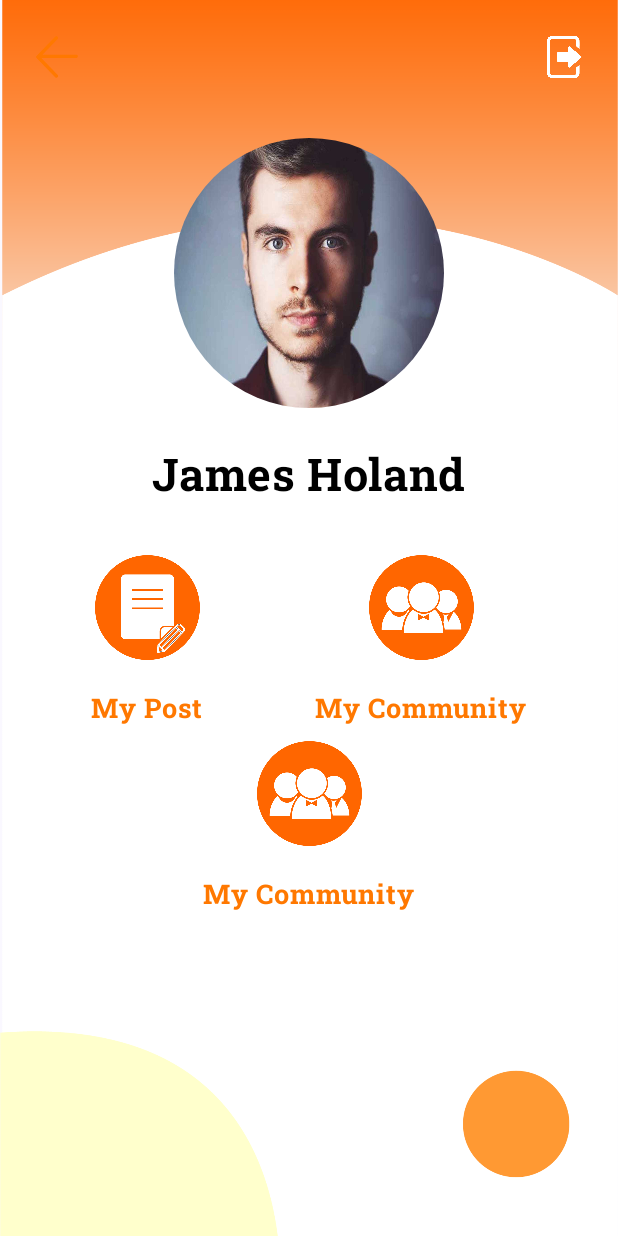
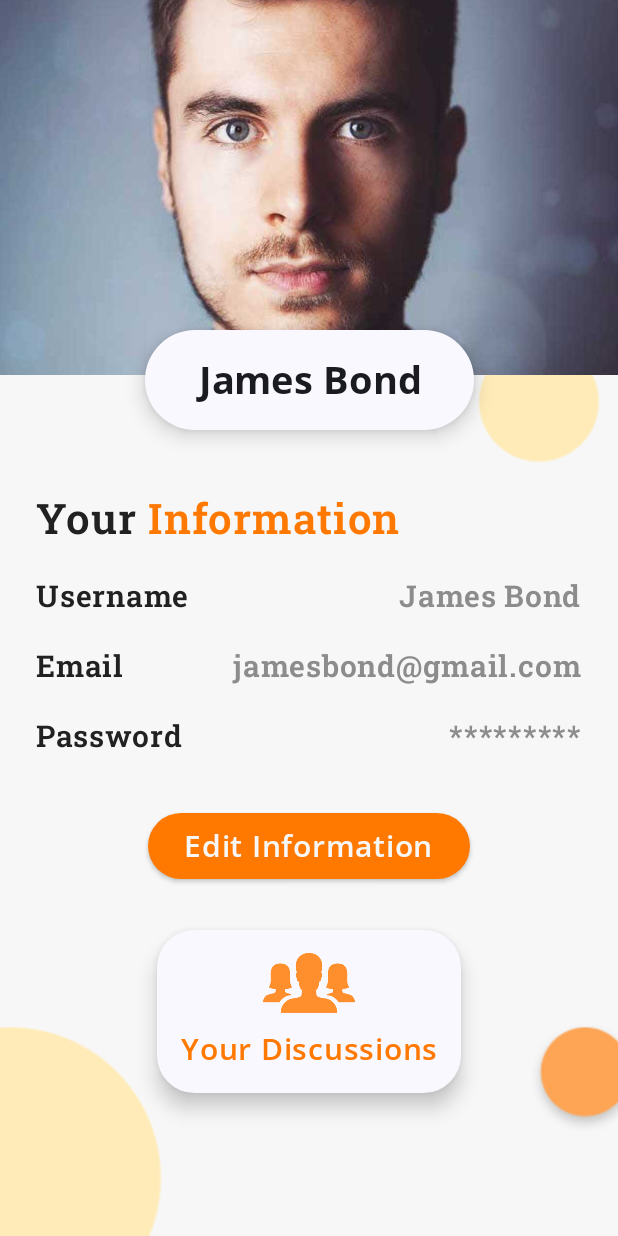
Before and after one commit to shypotatosage/Talknity, an Android app built with Jetpack Compose: the ProfileActivity screen opened directly, with no data from a screen before it, on a phone screen of 412 x 824 dp. Run offline under Robolectric (Android 15) with nearby library versions, the phone set to English and light mode, and no system bars; our stand-ins replace accompanist.

Commit message:
Profile Picture

```diff
--- a/app/src/main/java/com/imtuc/talknity/components/Cards.kt
+++ b/app/src/main/java/com/imtuc/talknity/components/Cards.kt
@@ -18,7 +18,7 @@
 import com.imtuc.talknity.R
 import com.imtuc.talknity.model.CommunityCategory
 
-@Preview(showBackground = true, showSystemUi = true)
+
 @Composable
 fun CommunityCategoryCard() {
     Surface(
@@ -52,3 +52,37 @@
         }
     }
 }
+@Preview(showBackground = true, showSystemUi = true)
+@Composable
+fun DiscussionCard() {
+    Surface(
+        shape = RoundedCornerShape(16.dp),
+        shadowElevation = 8.dp,
+        modifier = Modifier
+            .wrapContentSize(align = Alignment.Center)
+            .padding(0.dp, 16.dp)
+    ) {
+        Column(
+            horizontalAlignment = Alignment.CenterHorizontally,
+            modifier = Modifier
+                .fillMaxWidth(0.8f)
+                .height(150.dp),
+            verticalArrangement = Arrangement.Center
+        ) {
+            Image(
+                painter = painterResource(id = R.drawable.ownedcommunity),
+                contentDescription = "Back",
+                modifier = Modifier
+                    .height(40.dp)
+            )
+            Text(
+                text = "All Categories",
+                textAlign = TextAlign.Center,
+                fontSize = 20.sp,
+                fontFamily = FontFamily(Font(R.font.opensans_semibold)),
+                modifier = Modifier
+                    .padding(12.dp, 16.dp, 12.dp, 0.dp)
+            )
+        }
+    }
+}
--- a/app/src/main/java/com/imtuc/talknity/view/ProfileActivity.kt
+++ b/app/src/main/java/com/imtuc/talknity/view/ProfileActivity.kt
@@ -1,5 +1,6 @@
 package com.imtuc.talknity.view
 
+import android.content.Intent
 import android.os.Bundle
 import android.text.style.UnderlineSpan
 import androidx.activity.ComponentActivity
@@ -50,6 +51,7 @@
 import androidx.compose.ui.text.input.KeyboardType
 import androidx.compose.ui.text.input.PasswordVisualTransformation
 import androidx.compose.ui.text.input.VisualTransformation
+import androidx.compose.ui.text.style.TextAlign
 
 class ProfileActivity : ComponentActivity() {
     override fun onCreate(savedInstanceState: Bundle?) {
@@ -81,123 +83,186 @@
         Column(
             modifier = Modifier
                 .paint(
-                    painter = painterResource(id = R.drawable.profilebackground),
+                    painter = painterResource(id = R.drawable.bg1),
                     contentScale = ContentScale.Crop
                 )
                 .fillMaxSize()
                 .statusBarsPadding()
                 .navigationBarsWithImePadding()
                 .verticalScroll(rememberScrollState()),
-        ) {
-            Row(
-                modifier = Modifier
-                    .fillMaxWidth()
-                    .padding(24.dp, 24.dp, 24.dp, 0.dp),
-                verticalAlignment = Alignment.CenterVertically,
-                horizontalArrangement = Arrangement.SpaceBetween
-            ) {
-                Image(
-                    painter = painterResource(id = com.imtuc.talknity.R.drawable.arrow_back),
-                    contentDescription = "Back",
-                    modifier = Modifier
-                        .height(28.dp)
-                )
-                Image(
-                    painter = painterResource(id = com.imtuc.talknity.R.drawable.logouticon),
-                    contentDescription = "Back",
-                    modifier = Modifier
-                        .height(28.dp)
-                )
-            }
+            horizontalAlignment = Alignment.CenterHorizontally
+        )
+        {
             Column(
                 modifier = Modifier
-                    .fillMaxSize(),
-                horizontalAlignment = Alignment.CenterHorizontally,
+                    .padding(0.dp, 0.dp, 0.dp, 0.dp)
+                    .fillMaxWidth()
+                    .height(250.dp)
             ) {
                 Image(
                     painter = painterResource(id = R.drawable.dummypict),
                     contentDescription = "Back",
-                    contentScale = ContentScale.FillBounds,
-                    modifier = Modifier
-                        .padding(0.dp, 40.dp, 0.dp, 0.dp)
-                        .size(180.dp)
-                        .clip(CircleShape)
+                    contentScale = ContentScale.Crop,
                 )
-                Text(
-                    text = "James Holand",
-                    fontFamily = FontFamily(Font(R.font.robotoslab_bold)),
-                    fontSize = 30.sp,
-                    color = Color.Black,
-                    modifier = Modifier
-                        .padding(0.dp, 24.dp, 0.dp, 0.dp)
-                )
+            }
+
+            Surface(
+                shape = RoundedCornerShape(50.dp),
+                shadowElevation = 8.dp,
+                modifier = Modifier
+                    .wrapContentSize(align = Alignment.Center)
+                    .offset(0.dp, -30.dp)
+                    .padding(40.dp, 0.dp)
+            ) {
+                Column(
+                    horizontalAlignment = Alignment.CenterHorizontally,
+                    verticalArrangement = Arrangement.Center,
+                ) {
+                    Text(
+                        text = "James Bond",
+                        textAlign = TextAlign.Center,
+                        fontSize = 25.sp,
+                        fontFamily = FontFamily(Font(R.font.opensans_bold)),
+                        modifier = Modifier
+                            .padding(35.dp, 16.dp)
+                    )
+                }
+            }
+            Column(
+                modifier = Modifier
+                    .padding(24.dp, 10.dp, 0.dp, 0.dp)
+                    .fillMaxWidth(),
+                horizontalAlignment = Alignment.Start
+            ) {
+                Row() {
+                    Text(
+                        text = "Your ",
+                        fontFamily = FontFamily(Font(R.font.robotoslab_semibold)),
+                        fontSize = 28.sp,
+                        color = SoftBlack
+                    )
+                    Text(
+                        text = "Information",
+                        fontFamily = FontFamily(Font(R.font.robotoslab_semibold)),
+                        fontSize = 28.sp,
+                        color = Orange500
+                    )
+                }
+            }
+            Column(
+                modifier = Modifier
+                    .padding(24.dp, 0.dp)
+                    .fillMaxWidth(),
+            ) {
                 Row(
                     modifier = Modifier
-                        .fillMaxWidth()
-                        .padding(24.dp, 24.dp, 24.dp, 0.dp),
-                    verticalAlignment = Alignment.CenterVertically,
-                    horizontalArrangement = Arrangement.SpaceAround
+                        .padding(0.dp, 20.dp, 0.dp, 0.dp)
+                        .fillMaxWidth(),
+                    horizontalArrangement = Arrangement.SpaceBetween
                 ) {
-                    Column(
+                    Text(
+                        text = "Username ",
+                        fontFamily = FontFamily(Font(R.font.robotoslab_semibold)),
+                        fontSize = 20.sp,
+                        color = SoftBlack
+                    )
+                    Text(
+                        text = "James Bond",
+                        fontFamily = FontFamily(Font(R.font.robotoslab_semibold)),
+                        fontSize = 20.sp,
+                        color = Gray300
+                    )
+                }
+                Row(
+                    modifier = Modifier
+                        .padding(0.dp, 20.dp, 0.dp, 0.dp)
+                        .fillMaxWidth(),
+                    horizontalArrangement = Arrangement.SpaceBetween
+                ) {
+                    Text(
+                        text = "Email ",
+                        fontFamily = FontFamily(Font(R.font.robotoslab_semibold)),
+                        fontSize = 20.sp,
+                        color = SoftBlack
+                    )
+                    Text(
+                        text = "jamesbond@gmail.com",
+                        fontFamily = FontFamily(Font(R.font.robotoslab_semibold)),
+                        fontSize = 20.sp,
+                        color = Gray300
+                    )
+                }
+                Row(
+                    modifier = Modifier
+                        .padding(0.dp, 20.dp, 0.dp, 0.dp)
+                        .fillMaxWidth(),
+                    horizontalArrangement = Arrangement.SpaceBetween
+                ) {
+                    Text(
+                        text = "Password",
+                        fontFamily = FontFamily(Font(R.font.robotoslab_semibold)),
+                        fontSize = 20.sp,
+                        color = SoftBlack
+                    )
+                    Text(
+                        text = "*********",
+                        fontFamily = FontFamily(Font(R.font.robotoslab_semibold)),
+                        fontSize = 20.sp,
+                        color = Gray300
+                    )
+                }
+            }
+            Column(
+                horizontalAlignment = Alignment.CenterHorizontally,
+                modifier = Modifier
+                    .fillMaxWidth()
+                    .padding(0.dp, 36.dp, 0.dp, 0.dp)
+            ) {
+                Button(
+                    onClick = {
+                        context.startActivity(Intent(context, LoginActivity::class.java))
+                    },
+                    modifier = Modifier
+                        .padding(8.dp, 0.dp),
+                    shape = RoundedCornerShape(50.dp),
+                    colors = ButtonDefaults.buttonColors(backgroundColor = Orange500)
+                ) {
+                    Text(
                         modifier = Modifier
-                            .padding(0.dp, 10.dp, 0.dp, 0.dp),
-                        horizontalAlignment = Alignment.CenterHorizontally,
-                    ) {
-                        Image(
-                            painter = painterResource(id = com.imtuc.talknity.R.drawable.posticon),
-                            contentDescription = "Back",
-                            modifier = Modifier
-                                .size(70.dp)
-                        )
-                        Text(
-                            text = "My Post",
-                            fontFamily = FontFamily(Font(R.font.robotoslab_bold)),
-                            fontSize = 18.sp,
-                            color = Orange500,
-                            modifier = Modifier
-                                .padding(0.dp, 20.dp, 0.dp, 0.dp)
-                        )
-                    }
-
-                    Column(
-                        modifier = Modifier
-                            .padding(0.dp, 10.dp, 0.dp, 0.dp),
-                        horizontalAlignment = Alignment.CenterHorizontally,
-                    ) {
-                        Image(
-                            painter = painterResource(id = com.imtuc.talknity.R.drawable.mycommunity),
-                            contentDescription = "Back",
-                            modifier = Modifier
-                                .size(70.dp)
-                        )
-                        Text(
-                            text = "My Community",
-                            fontFamily = FontFamily(Font(R.font.robotoslab_bold)),
-                            fontSize = 18.sp,
-                            color = Orange500,
-                            modifier = Modifier
-                                .padding(0.dp, 20.dp, 0.dp, 0.dp)
-                        )
-                    }
+                            .padding(8.dp, 0.dp),
+                        text = "Edit Information",
+                        fontSize = 20.sp,
+                        fontFamily = FontFamily(Font(R.font.opensans_semibold)),
+                        color = GreyishWhite
+                    )
                 }
+            }
+            Surface(
+                shape = RoundedCornerShape(25.dp),
+                shadowElevation = 8.dp,
+                modifier = Modifier
+                    .wrapContentSize(align = Alignment.Center)
+                    .padding(0.dp, 32.dp)
+            ) {
                 Column(
+                    horizontalAlignment = Alignment.CenterHorizontally,
                     modifier = Modifier
-                        .padding(0.dp, 10.dp, 0.dp, 0.dp),
-                    horizontalAlignment = Alignment.CenterHorizontally,
+                        .padding(15.dp, 15.dp),
+                    verticalArrangement = Arrangement.Center
                 ) {
                     Image(
-                        painter = painterResource(id = com.imtuc.talknity.R.drawable.mycommunity),
+                        painter = painterResource(id = R.drawable.ownedcommunity),
                         contentDescription = "Back",
                         modifier = Modifier
-                            .size(70.dp)
+                            .padding(0.dp, 0.dp, 0.dp, 10.dp)
+                            .height(40.dp)
                     )
                     Text(
-                        text = "My Community",
-                        fontFamily = FontFamily(Font(R.font.robotoslab_bold)),
-                        fontSize = 18.sp,
+                        text = "Your Discussions",
+                        textAlign = TextAlign.Center,
+                        fontSize = 20.sp,
                         color = Orange500,
-                        modifier = Modifier
-                            .padding(0.dp, 20.dp, 0.dp, 0.dp)
+                        fontFamily = FontFamily(Font(R.font.opensans_semibold)),
                     )
                 }
             }
```
Also changed, not shown: app/src/main/res/drawable/profilebackground.png (deleted).
